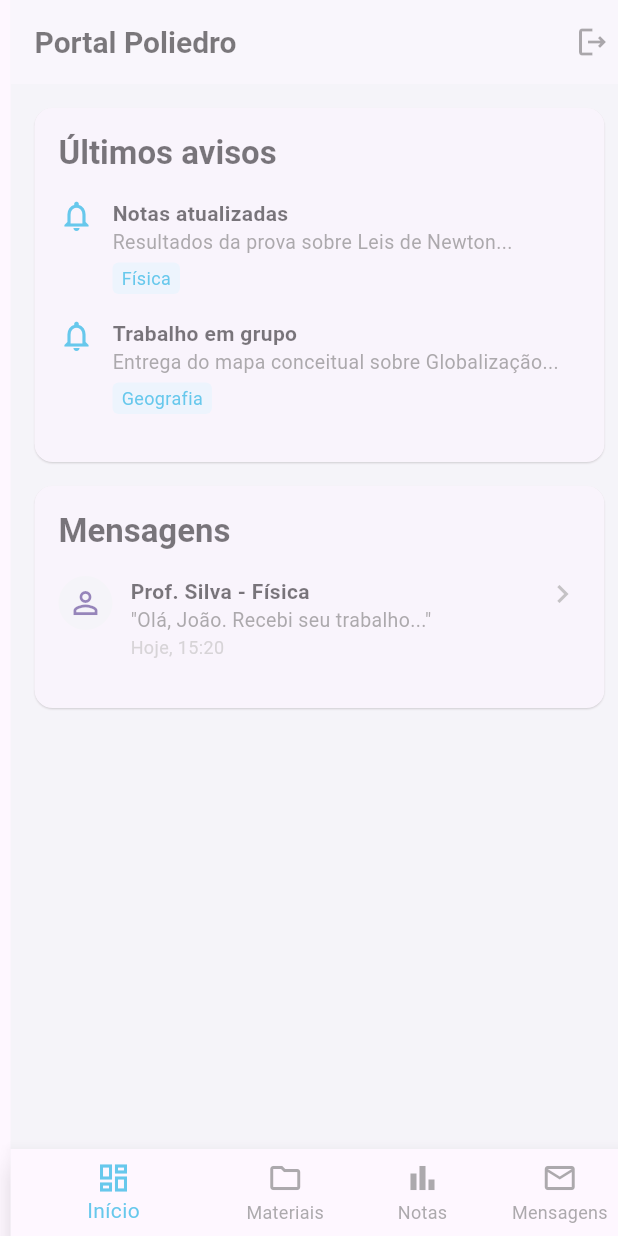
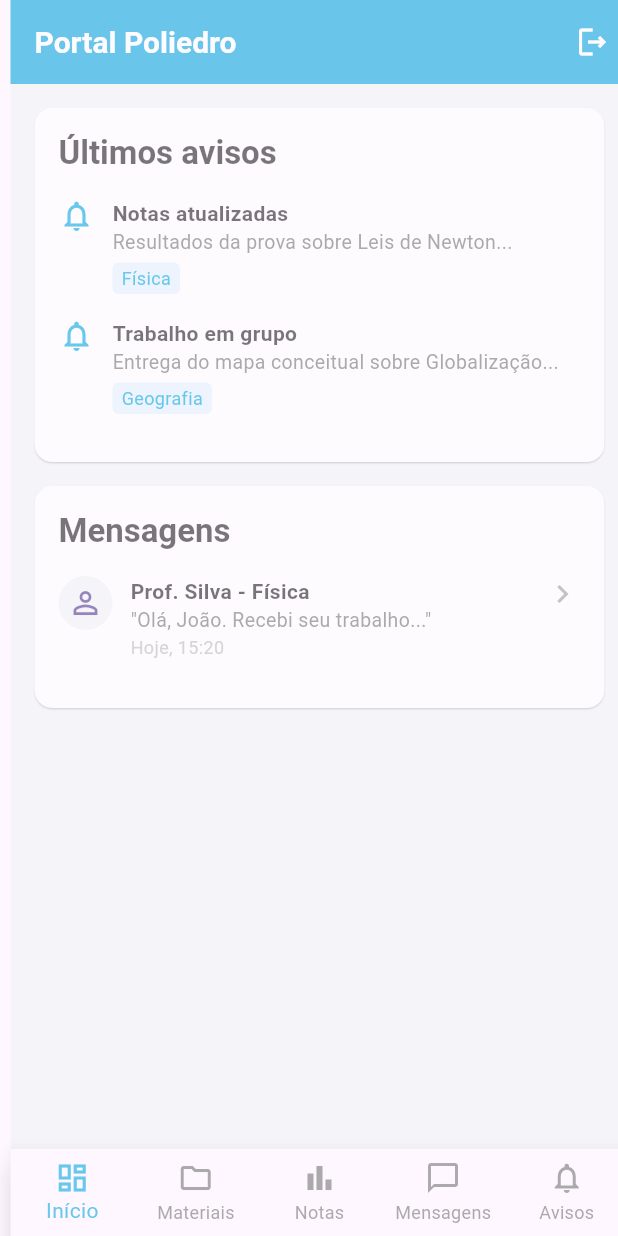
Before and after one commit to MingMatheus/PI_S4_sistema_de_professores_poliedro, a Flutter app: the screen it shows after launch, after a tap on "Entrar", on a phone screen of 412 x 824 dp. Run offline on Flutter 3.47's test engine with Material 3 defaults, Android fonts, the phone set to English and light mode, and no system bars.

Commit message:
Cria o layout inicial do dashboard

```diff
--- a/frontend/lib/scr/telas/home/home_screen.dart
+++ b/frontend/lib/scr/telas/home/home_screen.dart
@@ -1,6 +1,8 @@
 import 'package:flutter/material.dart';
-import '../login/login_screen.dart'; // logout
-import '../../widgets/home_dashboard_view.dart'; // conteúdo da home
+import '../../constants/app_colors.dart';
+import '../../widgets/desktop_dashboard_view.dart';
+import '../login/login_screen.dart';
+import '../../widgets/home_dashboard_view.dart';
 
 class HomeScreen extends StatefulWidget {
   const HomeScreen({super.key});
@@ -12,13 +14,6 @@ class HomeScreen extends StatefulWidget {
 class _HomeScreenState extends State<HomeScreen> {
   int _selectedIndex = 0;
 
-  static final List<Widget> _widgetOptions = <Widget>[
-    const HomeDashboardView(), // aba 1
-    const Center(child: Text('Página de Materiais')), // aba 2
-    const Center(child: Text('Página de Notas')), // aba 3
-    const Center(child: Text('Página de Mensagens')), // aba 4
-  ];
-
   void _onItemTapped(int index) {
     setState(() {
       _selectedIndex = index;
@@ -27,6 +22,82 @@ class _HomeScreenState extends State<HomeScreen> {
 
   @override
   Widget build(BuildContext context) {
+    final isDesktop = MediaQuery.of(context).size.width >= 720;
+
+    if (isDesktop) {
+      return Scaffold(
+        appBar: AppBar(
+          title: const Text('Portal Poliedro'),
+          actions: [
+            IconButton(
+              icon: const Icon(Icons.logout_outlined),
+              onPressed: () {
+                Navigator.of(context).pushReplacement(
+                  MaterialPageRoute(builder: (_) => const LoginScreen()),
+                );
+              },
+            ),
+          ],
+        ),
+        body: Row(
+          children: [
+            NavigationRail(
+              selectedIndex: _selectedIndex,
+              onDestinationSelected: _onItemTapped,
+              backgroundColor: poliedroBlue,
+              labelType: NavigationRailLabelType.none,
+              indicatorColor: Colors.white.withOpacity(0.2),
+              unselectedIconTheme: const IconThemeData(color: Colors.white),
+              selectedIconTheme: const IconThemeData(color: Colors.white),
+              destinations: const <NavigationRailDestination>[
+                NavigationRailDestination(
+                  icon: Icon(Icons.dashboard_outlined),
+                  selectedIcon: Icon(Icons.dashboard),
+                  label: Text('Início'),
+                ),
+                NavigationRailDestination(
+                  icon: Icon(Icons.folder_outlined),
+                  selectedIcon: Icon(Icons.folder),
+                  label: Text('Materiais'),
+                ),
+                NavigationRailDestination(
+                  icon: Icon(Icons.bar_chart_outlined),
+                  selectedIcon: Icon(Icons.bar_chart),
+                  label: Text('Notas'),
+                ),
+                NavigationRailDestination(
+                  icon: Icon(Icons.chat_bubble_outline),
+                  selectedIcon: Icon(Icons.chat_bubble),
+                  label: Text('Mensagens'),
+                ),
+                NavigationRailDestination(
+                  icon: Icon(Icons.notifications_none_outlined),
+                  selectedIcon: Icon(Icons.notifications),
+                  label: Text('Avisos'),
+                ),
+              ],
+            ),
+            const VerticalDivider(thickness: 1, width: 1),
+            const Expanded(
+              child: DesktopDashboardView(),
+            ),
+          ],
+        ),
+      );
+    } else {
+      return _buildMobileLayout();
+    }
+  }
+
+  Scaffold _buildMobileLayout() {
+    final List<Widget> mobileWidgetOptions = <Widget>[
+      const HomeDashboardView(),
+      const Center(child: Text('Página de Materiais')),
+      const Center(child: Text('Página de Notas')),
+      const Center(child: Text('Página de Mensagens')),
+      const Center(child: Text('Página de Avisos')),
+    ];
+
     return Scaffold(
       appBar: AppBar(
         title: const Text('Portal Poliedro'),
@@ -34,7 +105,6 @@ class _HomeScreenState extends State<HomeScreen> {
           IconButton(
             icon: const Icon(Icons.logout_outlined),
             onPressed: () {
-              // logout **por enquanto só volta pro Login
               Navigator.of(context).pushReplacement(
                 MaterialPageRoute(builder: (_) => const LoginScreen()),
               );
@@ -42,9 +112,7 @@ class _HomeScreenState extends State<HomeScreen> {
           ),
         ],
       ),
-      body: _widgetOptions.elementAt(_selectedIndex),
-
-      // menu inferior
+      body: mobileWidgetOptions.elementAt(_selectedIndex),
       bottomNavigationBar: BottomNavigationBar(
         items: const <BottomNavigationBarItem>[
           BottomNavigationBarItem(
@@ -60,8 +128,12 @@ class _HomeScreenState extends State<HomeScreen> {
             label: 'Notas',
           ),
           BottomNavigationBarItem(
-            icon: Icon(Icons.mail_outline),
+            icon: Icon(Icons.chat_bubble_outline),
             label: 'Mensagens',
+          ),
+          BottomNavigationBarItem(
+            icon: Icon(Icons.notifications_none_outlined),
+            label: 'Avisos',
           ),
         ],
         currentIndex: _selectedIndex,
--- a/frontend/lib/scr/telas/login/login_screen.dart
+++ b/frontend/lib/scr/telas/login/login_screen.dart
@@ -145,8 +145,6 @@ class _LoginScreenState extends State<LoginScreen> {
                   onPressed: _handleLogin,
                   child: const Text('Entrar'),
                 ),
-          // O copyright foi removido daqui para não ficar preso no meio
-          // Se quiser, podemos adicioná-lo fora da caixa
         ],
       ),
     );
--- a/frontend/lib/scr/theme/app_theme.dart
+++ b/frontend/lib/scr/theme/app_theme.dart
@@ -5,20 +5,18 @@ class AppTheme {
   static ThemeData get lightTheme {
     return ThemeData(
       primaryColor: poliedroBlue,
-      scaffoldBackgroundColor: lightGrey, // fundo do aplicativo
+      scaffoldBackgroundColor: const Color(0xFFF0F2F5),
       fontFamily: 'Roboto',
-
       appBarTheme: const AppBarTheme(
-        backgroundColor: Colors.white,
+        backgroundColor: poliedroBlue,
         elevation: 1,
-        iconTheme: IconThemeData(color: Colors.black54),
+        iconTheme: IconThemeData(color: Colors.white),
         titleTextStyle: TextStyle(
-          color: Colors.black87,
+          color: Colors.white,
           fontWeight: FontWeight.bold,
           fontSize: 20,
         ),
       ),
-
       elevatedButtonTheme: ElevatedButtonThemeData(
         style: ElevatedButton.styleFrom(
           backgroundColor: poliedroPink,
@@ -33,13 +31,20 @@ class AppTheme {
           ),
         ),
       ),
-
       inputDecorationTheme: InputDecorationTheme(
         filled: true,
-        fillColor: lightGrey,
+        fillColor: Colors.white,
         border: OutlineInputBorder(
           borderRadius: BorderRadius.circular(12),
-          borderSide: BorderSide.none,
+          borderSide: BorderSide(color: Colors.grey.shade300),
+        ),
+        enabledBorder: OutlineInputBorder(
+          borderRadius: BorderRadius.circular(12),
+          borderSide: BorderSide(color: Colors.grey.shade300),
+        ),
+        focusedBorder: OutlineInputBorder(
+          borderRadius: BorderRadius.circular(12),
+          borderSide: const BorderSide(color: poliedroBlue, width: 2),
         ),
         contentPadding: const EdgeInsets.all(16),
         hintStyle: TextStyle(color: Colors.grey[400]),
@@ -49,15 +54,15 @@ class AppTheme {
           color: Colors.grey[700],
         ),
       ),
-
       bottomNavigationBarTheme: BottomNavigationBarThemeData(
         selectedItemColor: poliedroBlue,
         unselectedItemColor: Colors.grey[600],
         showUnselectedLabels: true,
+        type: BottomNavigationBarType.fixed,
       ),
-
       cardTheme: CardThemeData(
         elevation: 0.5,
+        color: Colors.white,
         shape: RoundedRectangleBorder(borderRadius: BorderRadius.circular(12)),
         margin: EdgeInsets.zero,
       ),
```
Also changed, not shown: frontend/lib/scr/widgets/desktop_dashboard_view.dart (added, +317 -0 lines).
